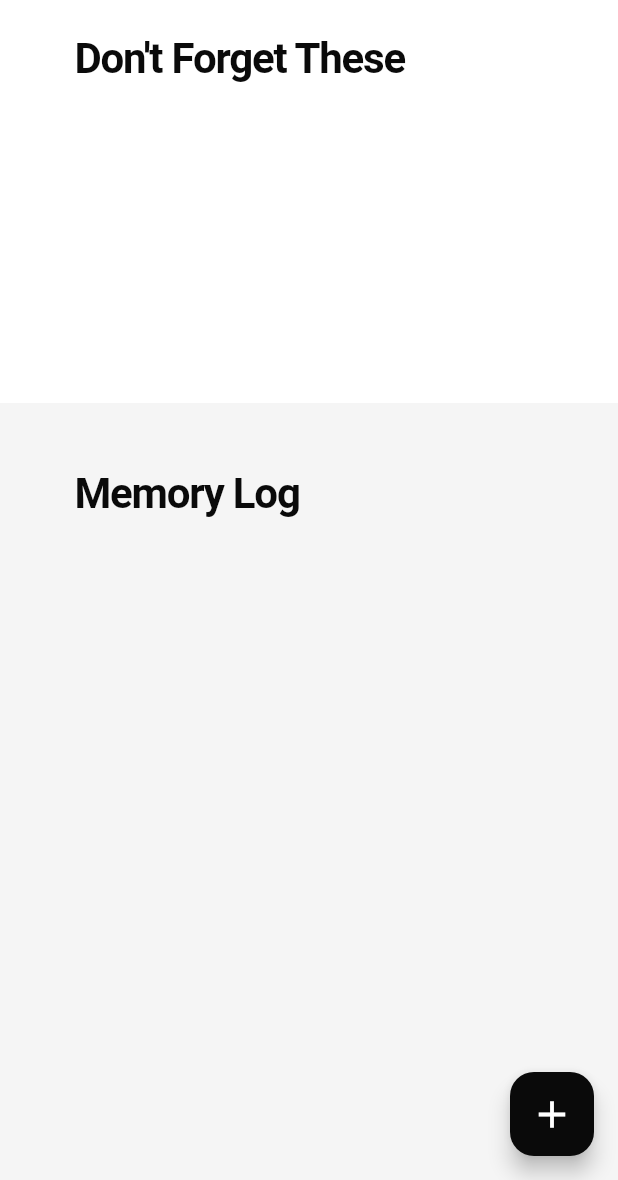
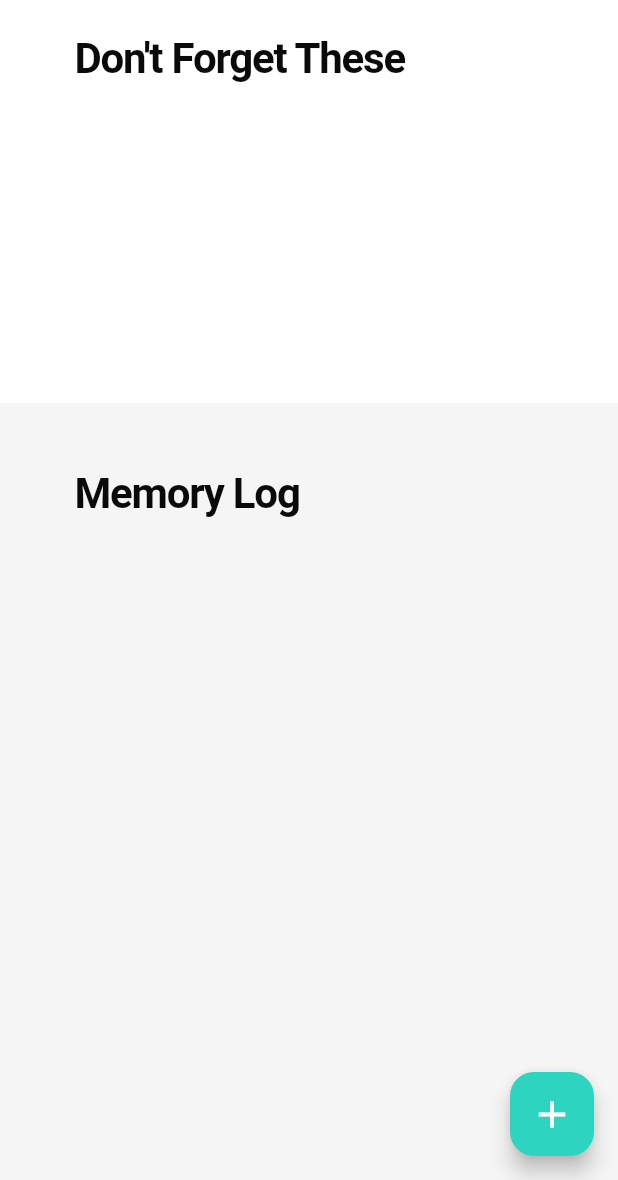
Before and after one commit to dimitrilahanas/MemoryStack, a Flutter app: the screen it shows after launch, on a phone screen of 412 x 824 dp, the part 56-1236 px from its top. Run offline on Flutter 3.47's test engine with Material 3 defaults, Android fonts, the phone set to English and light mode, and no system bars; our stand-ins replace sqflite, timeline_tile; accounts and stored records are empty.

Commit message:
change(MemoryTile, HomeScreen): edit colors for consistency.

```diff
--- a/lib/screens/home_screen.dart
+++ b/lib/screens/home_screen.dart
@@ -83,6 +83,7 @@ class _HomeScreenState extends State<HomeScreen> {
             },
           );
         },
+        backgroundColor: Theme.of(context).colorScheme.error,
         child: Icon(
           Icons.add,
           color: Theme.of(context).colorScheme.secondary,
--- a/lib/utils/default_theme.dart
+++ b/lib/utils/default_theme.dart
@@ -8,7 +8,7 @@ class DefaultTheme {
       onPrimary: Color(0xFF252525),
       secondary: Colors.white,
       onSecondary: Color(0xFFE7E7E7),
-      error: Colors.red,
+      error: Color(0xFF2DD4BF),
       onError: Colors.yellow,
       surface: Color(0xFFf5f5f5),
       onSurface: Colors.white,
@@ -22,7 +22,7 @@ class DefaultTheme {
       onPrimary: Color.fromARGB(255, 213, 213, 213),
       secondary: Color(0xFF1a1a1a),
       onSecondary: Color(0xFF1f1f1f),
-      error: Colors.red,
+      error: Color(0xFF2DD4BF),
       onError: Colors.yellow,
       surface: Color(0xFF1f1f1f),
       onSurface: Colors.black,
--- a/lib/widgets/memory_tile.dart
+++ b/lib/widgets/memory_tile.dart
@@ -19,14 +19,14 @@ class MemoryTile extends StatelessWidget {
         isLast: isLastTile,
 
         beforeLineStyle: LineStyle(
-          color: Color(0xFF2DD4BF),
+          color: Theme.of(context).colorScheme.error,
         ),
 
         indicatorStyle: IndicatorStyle(
-          color: Color(0xFF2DD4BF),
+          color: Theme.of(context).colorScheme.error,
         ),
 
-        endChild: MemoryCard(memory: memory,),
+        endChild: MemoryCard(memory: memory),
         ),
     );
   }
```
